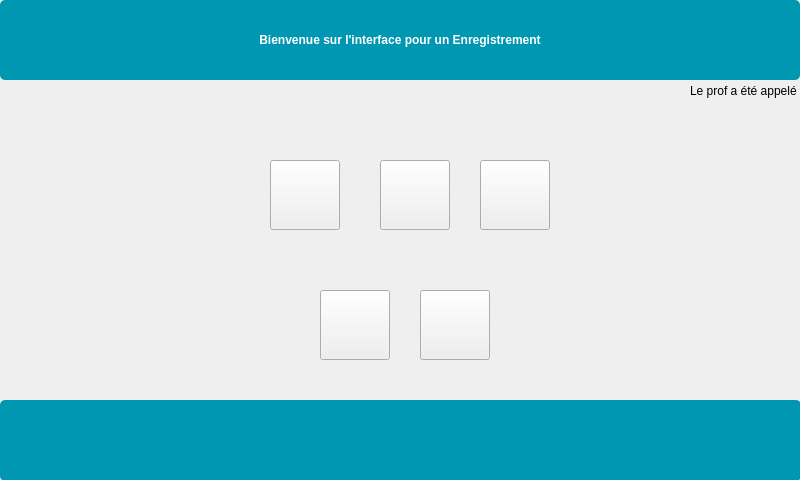
This is InterfaceEleve/interfaceenregistrement.ui in Sam-Depardieu/Labo-de-langue as Qt 5 draws it before an edit. The edited form follows.
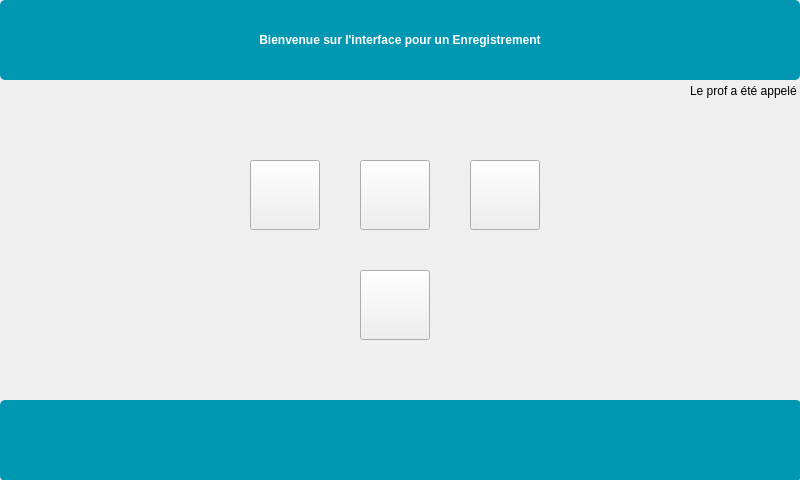
This is the edited form. Icons and pictures are not drawn.

Patch:
```diff
--- a/InterfaceEleve/interfaceenregistrement.ui
+++ b/InterfaceEleve/interfaceenregistrement.ui
@@ -53,7 +53,7 @@
   <widget class="QPushButton" name="pushButtonAvancer">
    <property name="geometry">
     <rect>
-     <x>480</x>
+     <x>470</x>
      <y>160</y>
      <width>70</width>
      <height>70</height>
@@ -130,7 +130,7 @@
     <rect>
      <x>310</x>
      <y>100</y>
-     <width>181</width>
+     <width>180</width>
      <height>51</height>
     </rect>
    </property>
@@ -150,8 +150,8 @@
   <widget class="QPushButton" name="pushButtonSpeak">
    <property name="geometry">
     <rect>
-     <x>320</x>
-     <y>290</y>
+     <x>360</x>
+     <y>270</y>
      <width>70</width>
      <height>70</height>
     </rect>
@@ -188,7 +188,7 @@
   <widget class="QPushButton" name="pushButtonPause">
    <property name="geometry">
     <rect>
-     <x>380</x>
+     <x>360</x>
      <y>160</y>
      <width>70</width>
      <height>70</height>
@@ -214,26 +214,10 @@
     <string>Le prof a été appelé</string>
    </property>
   </widget>
-  <widget class="QPushButton" name="pushButtonPlay">
-   <property name="geometry">
-    <rect>
-     <x>420</x>
-     <y>290</y>
-     <width>70</width>
-     <height>70</height>
-    </rect>
-   </property>
-   <property name="styleSheet">
-    <string notr="true"/>
-   </property>
-   <property name="text">
-    <string/>
-   </property>
-  </widget>
   <widget class="QPushButton" name="pushButtonRetourArriere">
    <property name="geometry">
     <rect>
-     <x>270</x>
+     <x>250</x>
      <y>160</y>
      <width>70</width>
      <height>70</height>
```
Left out of the diff: 1 changed line with no effect on the pictures.
